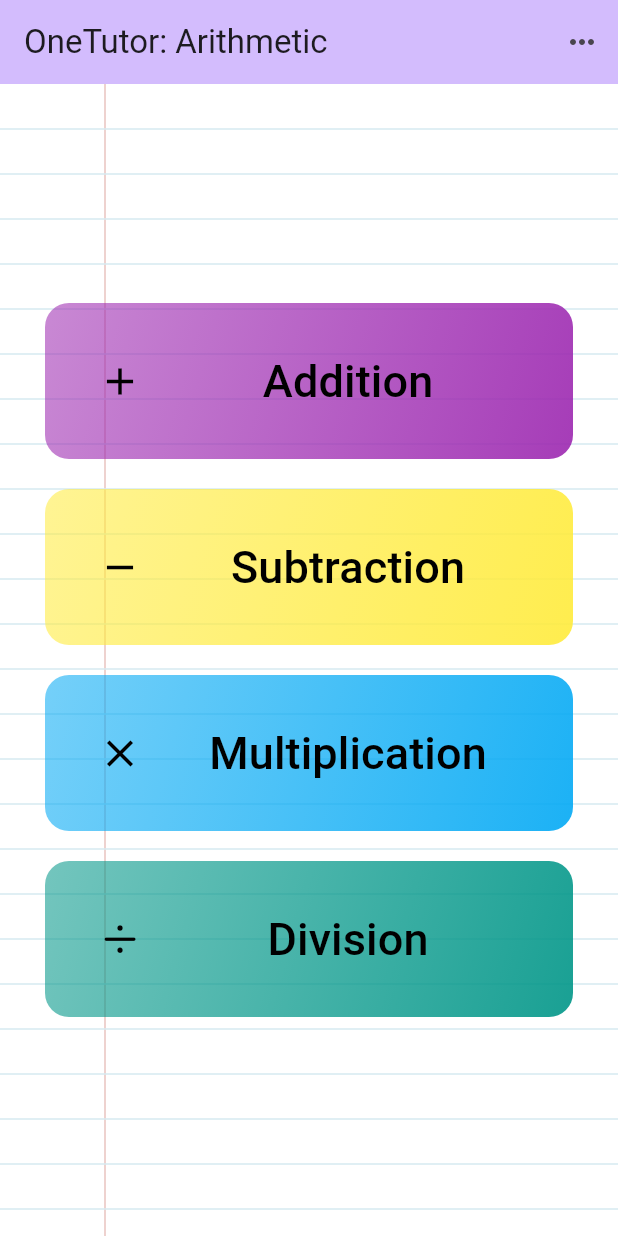
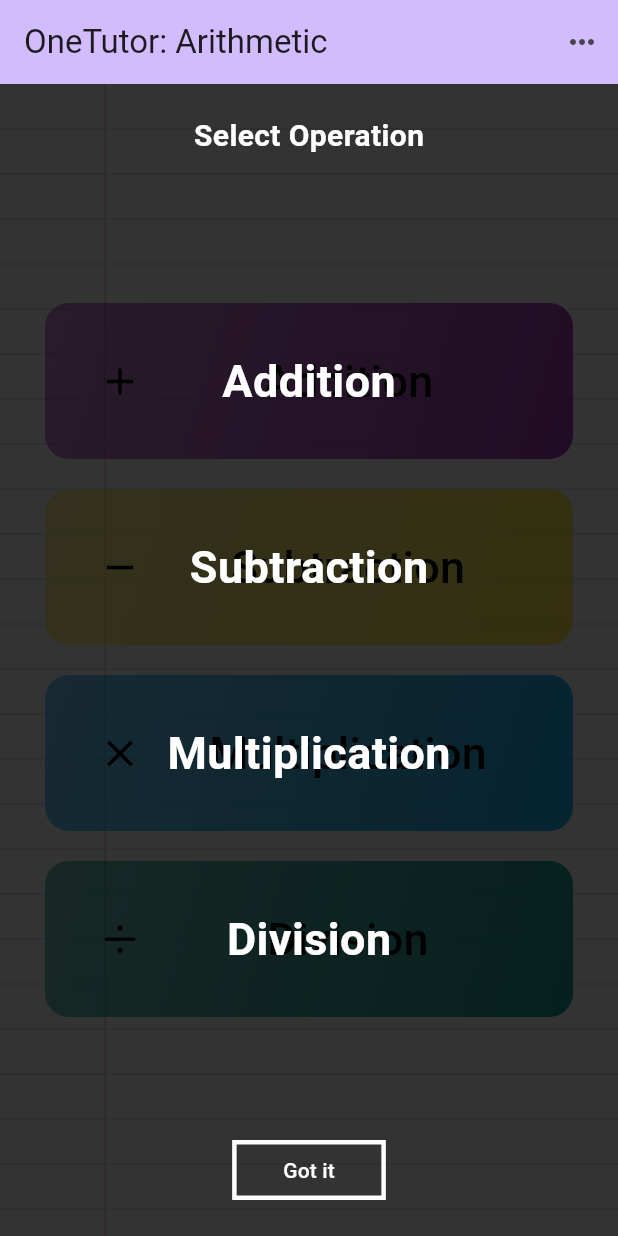
Before and after one commit to KulikovDO/OneTutor.Arithmetic, a Flutter app: the screen it shows after launch, on a phone screen of 412 x 824 dp. Run offline on Flutter 3.47's test engine with Material 3 defaults, Android fonts, the phone set to English and light mode, and no system bars; our stand-ins replace confetti, flutter_tts, google_fonts, shared_preferences; missing offline and left inert: flutter_soloud.

Commit message:
intro button

```diff
--- a/lib/intros/start_screen_intro.dart
+++ b/lib/intros/start_screen_intro.dart
@@ -1,6 +1,7 @@
 import 'package:one_tutor_arithmetic/data/categories.dart';
 import 'package:one_tutor_arithmetic/misc/extensions.dart';
 import 'package:flutter/material.dart';
+import 'package:one_tutor_arithmetic/widgets/intro_button.dart';
 
 class StartScreenIntro extends StatefulWidget {
   const StartScreenIntro({super.key});
@@ -11,8 +12,14 @@ class StartScreenIntro extends StatefulWidget {
 
 class _StartScreenIntroState extends State<StartScreenIntro> {
 
+  _handleOnPressedGotIt(){
+
+  }
+
   @override
   Widget build(BuildContext context) {
+    bool isPortrait = MediaQuery.of(context).orientation == Orientation.portrait;
+
     return Container(
       width: double.infinity,
       height: double.infinity,
@@ -21,6 +28,7 @@ class _StartScreenIntroState extends State<StartScreenIntro> {
       ),
       child: Stack(
         children: [
+
           const Padding(
             padding: EdgeInsets.only(top: 20.0),
             child: Row(
@@ -33,35 +41,35 @@ class _StartScreenIntroState extends State<StartScreenIntro> {
               ],
             ),
           ),
+
           Center(
-            child: Column(
-              mainAxisAlignment: MainAxisAlignment.center,
+                child: GridView.count(
+                  childAspectRatio: 3,
+                  crossAxisCount: isPortrait ? 1 : 2,
+                  padding: const EdgeInsets.symmetric(horizontal: 20.0),
+                  shrinkWrap: true,
                   children: [
                     for (final category in categories)
-                    Padding(
-                      padding: const EdgeInsets.all(10.0),
-                    child:
-                    Container(
-                      width: 300.0,
-                      height: 100.0,
-                      child: Center(
+                      Center(
                         child: Text(
                           category.arithmeticOperation.name.capitalize(),
                           style: const TextStyle(color: Colors.white, fontSize: 30, fontWeight: FontWeight.bold),
-                        ),
-                      ),
                         ),
                       ),
                   ],
                 ),
               ),
 
-          const Expanded(
+          Expanded(
             child: Align(
               alignment: FractionalOffset.bottomCenter,
-              child: Text(
-                   "Got it",
-                   style: TextStyle(color: Colors.white, fontSize: 20, fontWeight: FontWeight.bold),
+              child: Padding(
+                padding: EdgeInsets.only(bottom: 20.0),
+                // child: Text(
+                //   "Got it",
+                //   style: TextStyle(color: Colors.white, fontSize: 20, fontWeight: FontWeight.bold),
+                // ),
+                child: IntroButton(text: "Got it", onPressed: _handleOnPressedGotIt)
               ),
             ),
           ),
--- a/lib/config_screen.dart
+++ b/lib/screens/config_screen.dart
@@ -1,4 +1,4 @@
-import 'package:one_tutor_arithmetic/background.dart';
+import 'package:one_tutor_arithmetic/widgets/background.dart';
 import 'package:one_tutor_arithmetic/screens/start_screen.dart';
 import 'package:one_tutor_arithmetic/widgets/decorated_button.dart';
 import 'package:flutter/material.dart';
--- a/lib/final_screen.dart
+++ b/lib/screens/final_screen.dart
@@ -1,5 +1,5 @@
-import 'package:one_tutor_arithmetic/audio_controller.dart';
-import 'package:one_tutor_arithmetic/background.dart';
+import 'package:one_tutor_arithmetic/widgets/audio_controller.dart';
+import 'package:one_tutor_arithmetic/widgets/background.dart';
 import 'package:one_tutor_arithmetic/screens/start_screen.dart';
 import 'package:one_tutor_arithmetic/widgets/decorated_button.dart';
 import 'package:flutter/material.dart';
--- a/lib/screens/main_screen.dart
+++ b/lib/screens/main_screen.dart
@@ -1,5 +1,5 @@
 import 'package:one_tutor_arithmetic/data/arithmetic_operation.dart';
-import 'package:one_tutor_arithmetic/final_screen.dart';
+import 'package:one_tutor_arithmetic/screens/final_screen.dart';
 import 'package:one_tutor_arithmetic/misc/extensions.dart';
 import 'package:one_tutor_arithmetic/model/addition_operation.dart';
 import 'package:one_tutor_arithmetic/model/division_operation.dart';
@@ -7,7 +7,7 @@ import 'package:one_tutor_arithmetic/model/multiplication_operation.dart';
 import 'package:one_tutor_arithmetic/model/subtraction_operation.dart';
 import 'package:one_tutor_arithmetic/model/task.dart';
 import 'package:flutter/material.dart';
-import 'package:one_tutor_arithmetic/progress_indicator.dart' as pi;
+import 'package:one_tutor_arithmetic/widgets/progress_indicator.dart' as pi;
 import 'package:flutter_tts/flutter_tts.dart';
 import 'package:shared_preferences/shared_preferences.dart';
 
--- a/lib/screens/start_screen.dart
+++ b/lib/screens/start_screen.dart
@@ -1,9 +1,9 @@
-import 'package:one_tutor_arithmetic/background.dart';
-import 'package:one_tutor_arithmetic/config_screen.dart';
-// import 'package:one_tutor_arithmetic/intros/start_screen_intro.dart';
+import 'package:one_tutor_arithmetic/widgets/background.dart';
+import 'package:one_tutor_arithmetic/screens/config_screen.dart';
+import 'package:one_tutor_arithmetic/intros/start_screen_intro.dart';
 import 'package:one_tutor_arithmetic/screens/main_screen.dart';
 import 'package:one_tutor_arithmetic/model/category.dart';
-import 'package:one_tutor_arithmetic/tile.dart';
+import 'package:one_tutor_arithmetic/widgets/tile.dart';
 import 'package:one_tutor_arithmetic/data/categories.dart';
 import 'package:flutter/material.dart';
 
@@ -33,6 +33,7 @@ class StartScreen extends StatelessWidget {
   @override
   Widget build(BuildContext context) {
     bool isPortrait = MediaQuery.of(context).orientation == Orientation.portrait;
+
     return Scaffold(
         appBar: AppBar(
           backgroundColor: Theme.of(context).colorScheme.inversePrimary,
@@ -68,7 +69,7 @@ class StartScreen extends StatelessWidget {
                   ],
                 ),
               ),
-              // const StartScreenIntro(),
+              const StartScreenIntro(),
             ],
           )
 
--- /dev/null
+++ b/lib/widgets/intro_button.dart
@@ -0,0 +1,36 @@
+import 'package:flutter/material.dart';
+
+class IntroButton extends StatelessWidget {
+  final String text;
+  final Function onPressed;
+
+  const IntroButton(
+      {super.key,
+      required this.text,
+      required this.onPressed});
+
+  @override
+  Widget build(BuildContext context) {
+    return ElevatedButton(
+      style: ButtonStyle(
+            shape: MaterialStateProperty.all<RoundedRectangleBorder>(
+              const RoundedRectangleBorder(
+                side: BorderSide(color: Colors.white, width: 3.0)
+              ),
+            ),
+            backgroundColor: MaterialStateProperty.all(Colors.transparent),
+            shadowColor: MaterialStateProperty.all(Colors.transparent),
+          ),
+      onPressed: () {
+        onPressed();
+      },
+      child: Padding(
+        padding: const EdgeInsets.all(10.0),
+        child: Text(
+          text,
+          style: const TextStyle(color: Colors.white),
+        ),
+      ),
+    );
+  }
+}
```
Also changed, not shown: lib/widgets/audio_controller.dart (renamed from lib/audio_controller.dart), lib/widgets/background.dart (renamed from lib/background.dart), lib/widgets/progress_indicator.dart (renamed from lib/progress_indicator.dart), lib/widgets/tile.dart (renamed from lib/tile.dart), pubspec.lock. Lines whose indentation alone changed are shown as unchanged.
